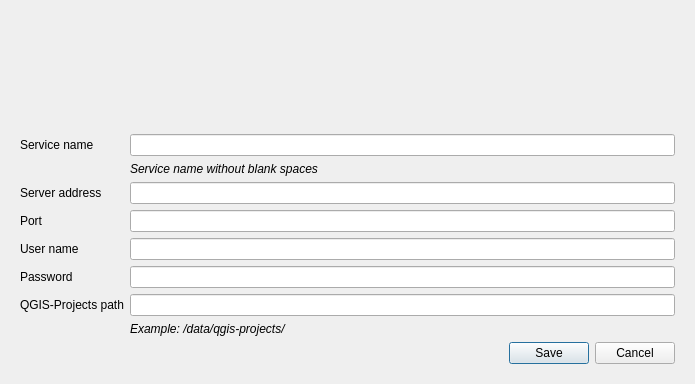
The window that mapbender_plugin/dialogs/ui/edit_server_section_dialog.ui (WhereGroup/QGIS2Mapbender) describes before a commit, drawn with Qt 5.
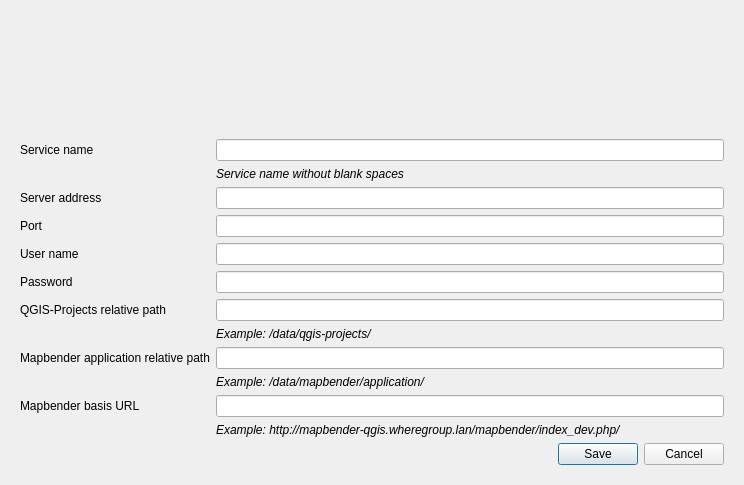
The same window after the commit. Icons and pictures are not drawn.

Commit message: get qgis project path from server config and update server table: show qgis project path. add dynamic basis url

The edit to the form file:
```diff
--- a/mapbender_plugin/dialogs/ui/edit_server_section_dialog.ui
+++ b/mapbender_plugin/dialogs/ui/edit_server_section_dialog.ui
@@ -6,8 +6,8 @@
    <rect>
     <x>0</x>
     <y>0</y>
-    <width>695</width>
-    <height>384</height>
+    <width>744</width>
+    <height>485</height>
    </rect>
   </property>
   <property name="windowTitle">
@@ -72,7 +72,7 @@
         <item row="6" column="0">
          <widget class="QLabel" name="editQgisProjectPathLabel">
           <property name="text">
-           <string>QGIS-Projects path</string>
+           <string>QGIS-Projects relative path</string>
           </property>
          </widget>
         </item>
@@ -103,6 +103,50 @@
           </property>
          </widget>
         </item>
+        <item row="8" column="1">
+         <widget class="QLineEdit" name="editMapbenderPathLineEdit"/>
+        </item>
+        <item row="8" column="0">
+         <widget class="QLabel" name="editMapbenderPathLabel">
+          <property name="text">
+           <string>Mapbender application relative path</string>
+          </property>
+         </widget>
+        </item>
+        <item row="9" column="1">
+         <widget class="QLabel" name="label_5">
+          <property name="font">
+           <font>
+            <italic>true</italic>
+           </font>
+          </property>
+          <property name="text">
+           <string>Example: /data/mapbender/application/</string>
+          </property>
+         </widget>
+        </item>
+        <item row="10" column="1">
+         <widget class="QLineEdit" name="editMapbenderUrlLineEdit"/>
+        </item>
+        <item row="10" column="0">
+         <widget class="QLabel" name="editMapbenderUrlLabel">
+          <property name="text">
+           <string>Mapbender basis URL</string>
+          </property>
+         </widget>
+        </item>
+        <item row="11" column="1">
+         <widget class="QLabel" name="label_6">
+          <property name="font">
+           <font>
+            <italic>true</italic>
+           </font>
+          </property>
+          <property name="text">
+           <string>Example: http://mapbender-qgis.wheregroup.lan/mapbender/index_dev.php/</string>
+          </property>
+         </widget>
+        </item>
        </layout>
       </item>
       <item row="0" column="0">
```
The commit also changes 6 other files.
